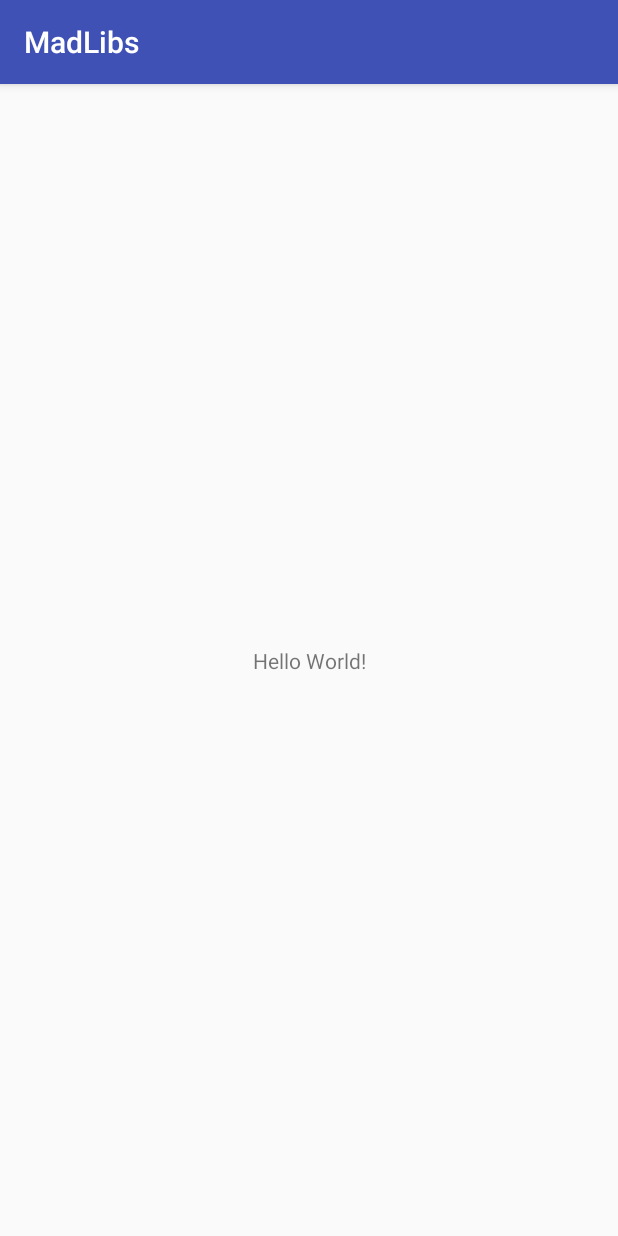
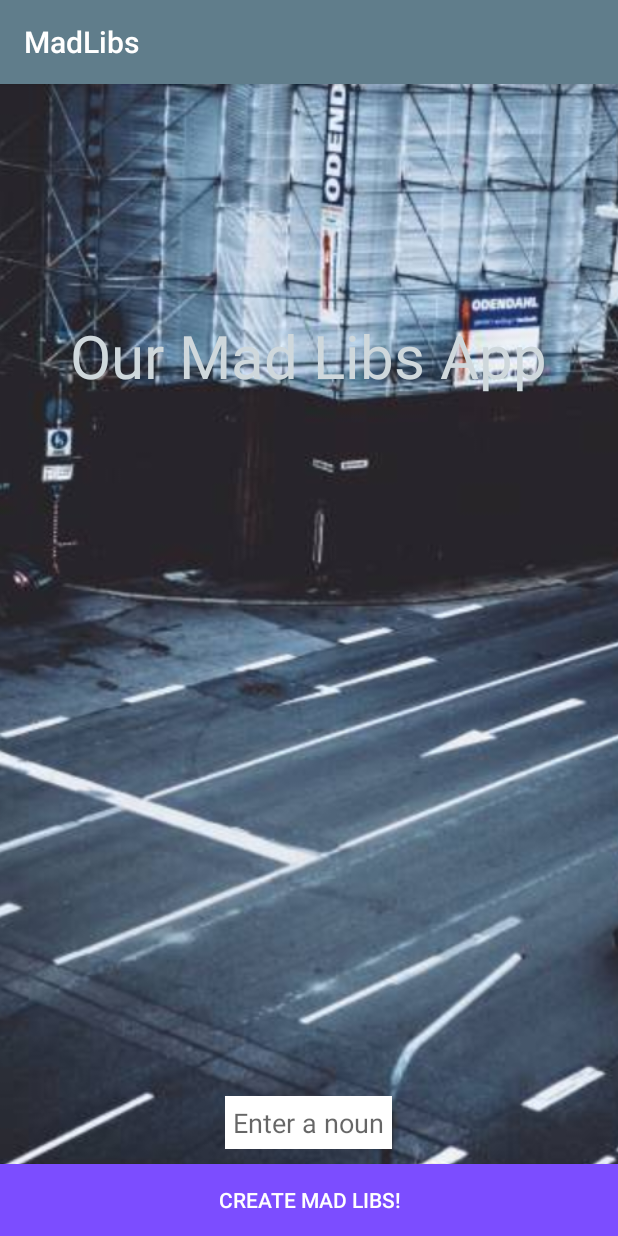
Before and after one commit to katetrahan/MadLibAndroid, an Android app: the screen it shows after launch (MainActivity), on a phone screen of 412 x 824 dp. Run offline under Robolectric (Android 15) with nearby library versions, the phone set to English and light mode, and no system bars.

Commit message:
add main and second activity and intent

```diff
--- a/app/src/main/AndroidManifest.xml
+++ b/app/src/main/AndroidManifest.xml
@@ -16,6 +16,7 @@
                 <category android:name="android.intent.category.LAUNCHER" />
             </intent-filter>
         </activity>
+        <activity android:name=".StoryActivity"></activity>
     </application>
 
 </manifest>
--- a/app/src/main/java/com/example/guest/madlibs/MainActivity.java
+++ b/app/src/main/java/com/example/guest/madlibs/MainActivity.java
@@ -1,13 +1,40 @@
 package com.example.guest.madlibs;
 
+import android.content.Intent;
 import android.support.v7.app.AppCompatActivity;
 import android.os.Bundle;
+import android.util.Log;
+import android.view.View;
+import android.widget.Button;
+import android.widget.EditText;
+
 
 public class MainActivity extends AppCompatActivity {
+//    public static final String TAG = MainActivity.class.getSimpleName();
+    private Button mCreateMadLibsButton;
+    private EditText mNounEditText;
+
 
     @Override
     protected void onCreate(Bundle savedInstanceState) {
         super.onCreate(savedInstanceState);
         setContentView(R.layout.activity_main);
+        mNounEditText = (EditText)  findViewById(R.id.nounEditText);
+
+        mCreateMadLibsButton = (Button) findViewById(R.id.createMadLibsButton);
+
+        mCreateMadLibsButton.setOnClickListener(new View.OnClickListener() {
+
+            @Override
+            public void onClick(View v) {
+                String noun = mNounEditText.getText().toString();
+//                Log.d(TAG, noun);
+                Intent intent = new Intent(MainActivity.this, StoryActivity.class);
+                intent.putExtra("noun",noun);
+                startActivity(intent);
+            }
+
+        });
+
     }
 }
--- a/app/src/main/res/layout/activity_main.xml
+++ b/app/src/main/res/layout/activity_main.xml
@@ -1,18 +1,50 @@
 <?xml version="1.0" encoding="utf-8"?>
-<android.support.constraint.ConstraintLayout xmlns:android="http://schemas.android.com/apk/res/android"
-    xmlns:app="http://schemas.android.com/apk/res-auto"
-    xmlns:tools="http://schemas.android.com/tools"
+<RelativeLayout
+    xmlns:android="http://schemas.android.com/apk/res/android"
     android:layout_width="match_parent"
     android:layout_height="match_parent"
-    tools:context="com.example.guest.madlibs.MainActivity">
+    android:background="#000000">
+
+    <ImageView
+        android:layout_width="wrap_content"
+        android:layout_height="match_parent"
+        android:id="@+id/imageView"
+        android:src="@drawable/background"
+        android:scaleType="centerCrop" />
 
     <TextView
         android:layout_width="wrap_content"
         android:layout_height="wrap_content"
-        android:text="Hello World!"
-        app:layout_constraintBottom_toBottomOf="parent"
-        app:layout_constraintLeft_toLeftOf="parent"
-        app:layout_constraintRight_toRightOf="parent"
-        app:layout_constraintTop_toTopOf="parent" />
+        android:text="Our Mad Libs App"
+        android:layout_marginTop="154dp"
+        android:textSize="40dp"
+        android:textColor="@color/colorPrimaryLight"
+        android:layout_alignParentTop="true"
+        android:layout_centerHorizontal="true" />
 
-</android.support.constraint.ConstraintLayout>
+    <EditText
+        android:layout_width="wrap_content"
+        android:layout_height="wrap_content"
+        android:id="@+id/nounEditText"
+        android:background="@color/colorTextIcons"
+        android:layout_above="@+id/createMadLibsButton"
+        android:layout_marginBottom="10dp"
+        android:padding="5dp"
+        android:hint="Enter a noun"
+        android:layout_centerHorizontal="true" />
+
+
+    <Button
+        android:layout_width="match_parent"
+        android:layout_height="wrap_content"
+        android:text="Create Mad Libs!"
+        android:background="@color/colorAccent"
+        android:textColor="@color/colorTextIcons"
+        android:id="@+id/createMadLibsButton"
+        android:layout_alignParentBottom="true"
+        android:layout_centerHorizontal="true" />
+
+
+
+
+</RelativeLayout>
--- a/app/src/main/res/values/colors.xml
+++ b/app/src/main/res/values/colors.xml
@@ -1,6 +1,11 @@
 <?xml version="1.0" encoding="utf-8"?>
 <resources>
-    <color name="colorPrimary">#3F51B5</color>
-    <color name="colorPrimaryDark">#303F9F</color>
-    <color name="colorAccent">#FF4081</color>
+  <color name="colorPrimary">#607D8B</color>
+  <color name="colorPrimaryDark">#455A64</color>
+  <color name="colorPrimaryLight">#CFD8DC</color>
+  <color name="colorAccent">#7C4DFF</color>
+  <color name="colorPrimaryText">#212121</color>
+  <color name="colorSecondaryText">#757575</color>
+  <color name="colorTextIcons">#FFFFFF</color>
+  <color name="colorDivider">#BDBDBD</color>
 </resources>
```
Also changed, not shown: app/src/main/java/com/example/guest/madlibs/StoryActivity.java (added, +20 -0 lines), app/src/main/res/layout/activity_story.xml (added, +17 -0 lines), app/src/main/res/drawable/background.jpg (added).
